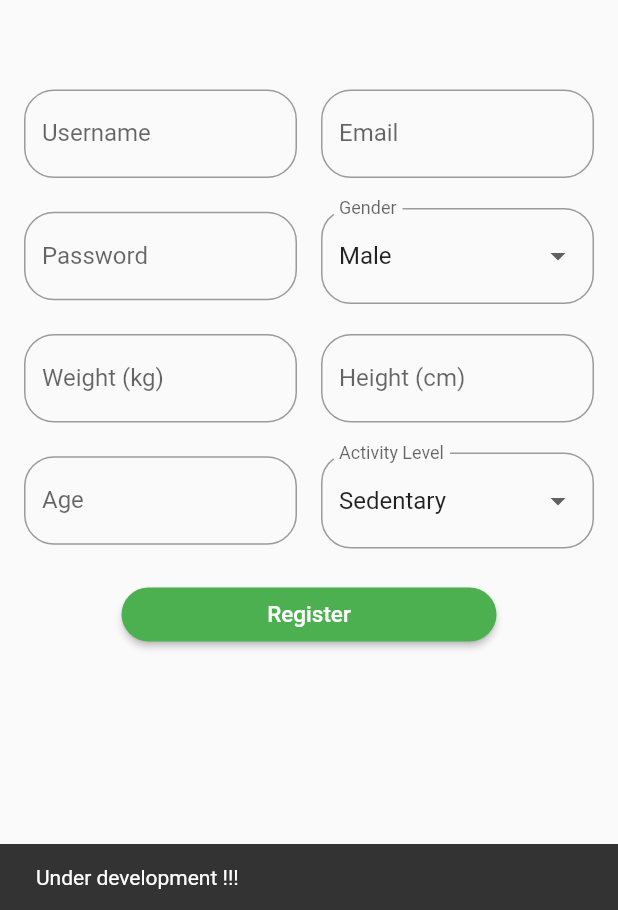
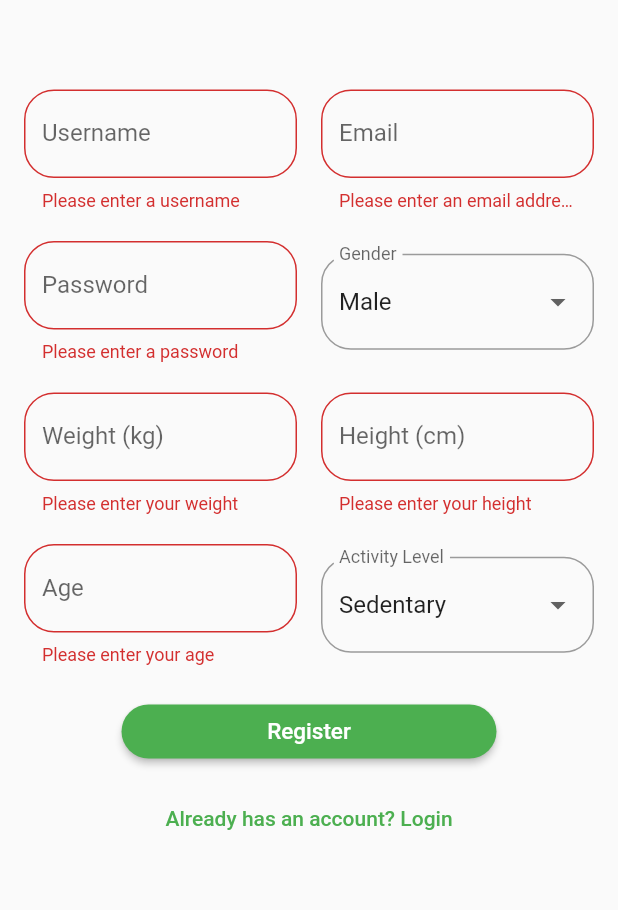
Before and after one commit to Hazrulidham28/Malay-Food-Calorie-Tracker-, a Flutter app: the RegistrationPage screen opened directly, after a tap on "Register", on a phone screen of 412 x 824 dp, the part 326-1236 px from its top. Run offline on Flutter 3.47's test engine with Material 2 defaults, Android fonts, the phone set to English and light mode, and no system bars; our stand-ins replace iconsax, percent_indicator.

Commit message:
validate login and register

```diff
--- a/lib/screens/registeration_page.dart
+++ b/lib/screens/registeration_page.dart
@@ -1,4 +1,5 @@
 import 'package:flutter/material.dart';
+import 'package:malay_food_cal_tracker/screens/login_page.dart';
 
 class RegistrationPage extends StatefulWidget {
   @override
@@ -6,7 +7,7 @@ class RegistrationPage extends StatefulWidget {
 }
 
 class _RegistrationPageState extends State<RegistrationPage> {
-  final GlobalKey<ScaffoldState> _scaffoldKey = GlobalKey<ScaffoldState>();
+  final GlobalKey<FormState> _formKey = GlobalKey<FormState>();
   TextEditingController _usernameController = TextEditingController();
   TextEditingController _emailController = TextEditingController();
   TextEditingController _passwordController = TextEditingController();
@@ -24,11 +25,27 @@ class _RegistrationPageState extends State<RegistrationPage> {
     'Extra active'
   ];
 
+  void _register() {
+    if (_formKey.currentState!.validate()) {
+      // Process registration data here
+      // You can navigate to the next screen or perform calculations
+      // based on the collected data
+      ScaffoldMessenger.of(context).showSnackBar(
+        SnackBar(
+          content: Text('Under development !!!'),
+          duration: Duration(seconds: 2),
+        ),
+      );
+    }
+  }
+
   @override
   Widget build(BuildContext context) {
     return Scaffold(
       body: SingleChildScrollView(
         padding: EdgeInsets.all(16.0),
+        child: Form(
+          key: _formKey,
           child: Column(
             crossAxisAlignment: CrossAxisAlignment.center,
             children: [
@@ -49,18 +66,24 @@ class _RegistrationPageState extends State<RegistrationPage> {
                 children: [
                   Expanded(
                     //username input
-                  child: TextField(
+                    child: TextFormField(
                       controller: _usernameController,
                       decoration: InputDecoration(
                         labelText: 'Username',
                         border: OutlineInputBorder(
                             borderRadius: BorderRadius.circular(20)),
                       ),
+                      validator: (value) {
+                        if (value == null || value.isEmpty) {
+                          return 'Please enter a username';
+                        }
+                        return null;
+                      },
                     ),
                   ),
                   SizedBox(width: 16.0),
                   Expanded(
-                  child: TextField(
+                    child: TextFormField(
                       controller: _emailController,
                       keyboardType: TextInputType.emailAddress,
                       decoration: InputDecoration(
@@ -68,6 +91,13 @@ class _RegistrationPageState extends State<RegistrationPage> {
                         border: OutlineInputBorder(
                             borderRadius: BorderRadius.circular(20)),
                       ),
+                      validator: (value) {
+                        if (value == null || value.isEmpty) {
+                          return 'Please enter an email address';
+                        }
+                        // You can add more email validation logic here
+                        return null;
+                      },
                     ),
                   ),
                 ],
@@ -76,7 +106,7 @@ class _RegistrationPageState extends State<RegistrationPage> {
               Row(
                 children: [
                   Expanded(
-                  child: TextField(
+                    child: TextFormField(
                       controller: _passwordController,
                       obscureText: true,
                       decoration: InputDecoration(
@@ -84,6 +114,13 @@ class _RegistrationPageState extends State<RegistrationPage> {
                         border: OutlineInputBorder(
                             borderRadius: BorderRadius.circular(20)),
                       ),
+                      validator: (value) {
+                        if (value == null || value.isEmpty) {
+                          return 'Please enter a password';
+                        }
+                        // You can add more password validation logic here
+                        return null;
+                      },
                     ),
                   ),
                   SizedBox(width: 16.0),
@@ -114,7 +151,7 @@ class _RegistrationPageState extends State<RegistrationPage> {
               Row(
                 children: [
                   Expanded(
-                  child: TextField(
+                    child: TextFormField(
                       controller: _weightController,
                       keyboardType: TextInputType.number,
                       decoration: InputDecoration(
@@ -122,11 +159,18 @@ class _RegistrationPageState extends State<RegistrationPage> {
                         border: OutlineInputBorder(
                             borderRadius: BorderRadius.circular(20)),
                       ),
+                      validator: (value) {
+                        if (value == null || value.isEmpty) {
+                          return 'Please enter your weight';
+                        }
+                        // You can add more weight validation logic here
+                        return null;
+                      },
                     ),
                   ),
                   SizedBox(width: 16.0),
                   Expanded(
-                  child: TextField(
+                    child: TextFormField(
                       controller: _heightController,
                       keyboardType: TextInputType.number,
                       decoration: InputDecoration(
@@ -134,6 +178,13 @@ class _RegistrationPageState extends State<RegistrationPage> {
                         border: OutlineInputBorder(
                             borderRadius: BorderRadius.circular(20)),
                       ),
+                      validator: (value) {
+                        if (value == null || value.isEmpty) {
+                          return 'Please enter your height';
+                        }
+                        // You can add more height validation logic here
+                        return null;
+                      },
                     ),
                   ),
                 ],
@@ -142,7 +193,7 @@ class _RegistrationPageState extends State<RegistrationPage> {
               Row(
                 children: [
                   Expanded(
-                  child: TextField(
+                    child: TextFormField(
                       controller: _ageController,
                       keyboardType: TextInputType.number,
                       decoration: InputDecoration(
@@ -150,6 +201,13 @@ class _RegistrationPageState extends State<RegistrationPage> {
                         border: OutlineInputBorder(
                             borderRadius: BorderRadius.circular(20)),
                       ),
+                      validator: (value) {
+                        if (value == null || value.isEmpty) {
+                          return 'Please enter your age';
+                        }
+                        // You can add more age validation logic here
+                        return null;
+                      },
                     ),
                   ),
                   SizedBox(width: 16.0),
@@ -182,21 +240,10 @@ class _RegistrationPageState extends State<RegistrationPage> {
               SizedBox(
                 width: 250,
                 child: ElevatedButton(
-                onPressed: () {
-                  // Process registration data here
-                  // You can navigate to the next screen or perform calculations
-                  // based on the collected data
-                  ScaffoldMessenger.of(context).showSnackBar(
-                    SnackBar(
-                      content: Text('Under development !!!'),
-                      duration: Duration(seconds: 2),
-                    ),
-                  );
-                },
+                  onPressed: _register,
                   style: ElevatedButton.styleFrom(
                     shape: RoundedRectangleBorder(
-                    borderRadius: BorderRadius.circular(
-                        20.0), // Set button border radius here
+                      borderRadius: BorderRadius.circular(20.0),
                     ),
                   ),
                   child: Text(
@@ -205,7 +252,21 @@ class _RegistrationPageState extends State<RegistrationPage> {
                   ),
                 ),
               ),
+              SizedBox(height: 10.0), // Add space below the register button
+              TextButton(
+                onPressed: () {
+                  // Navigate to login page or perform any other action
+                  Navigator.push(
+                    context,
+                    MaterialPageRoute(
+                      builder: (context) => LoginPage(),
+                    ),
+                  );
+                },
+                child: Text('Already has an account? Login'),
+              ),
             ],
+          ),
         ),
       ),
     );
```
Also changed, not shown: lib/screens/login_page.dart (+31 -4 lines). Lines whose indentation alone changed are shown as unchanged.
